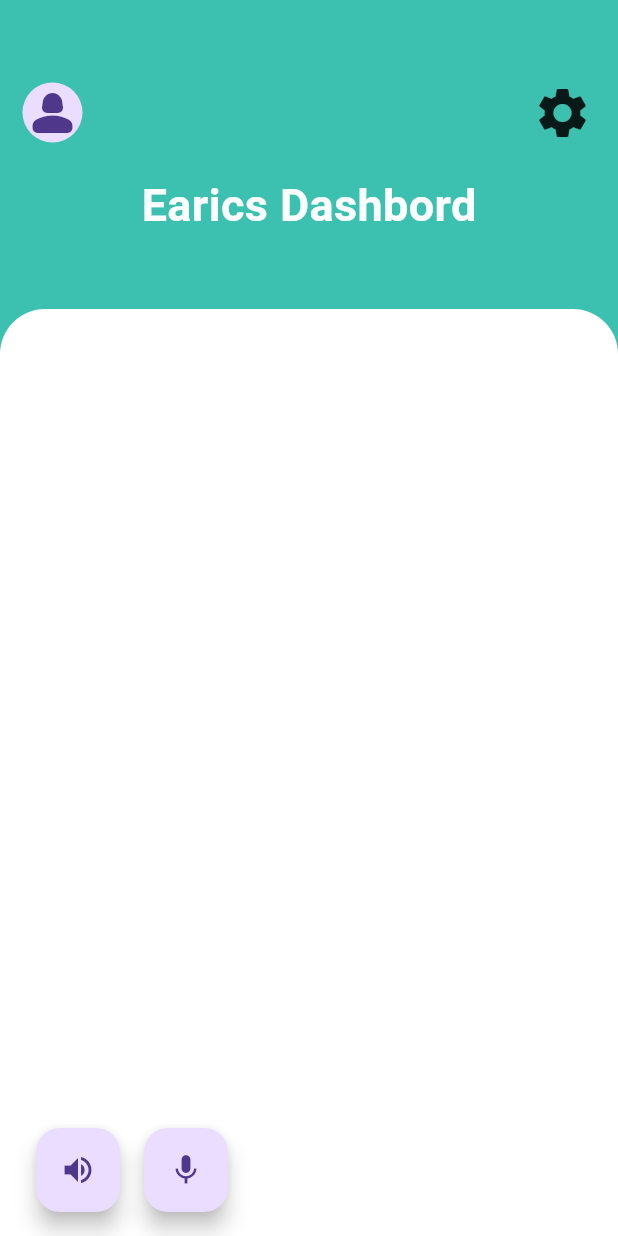
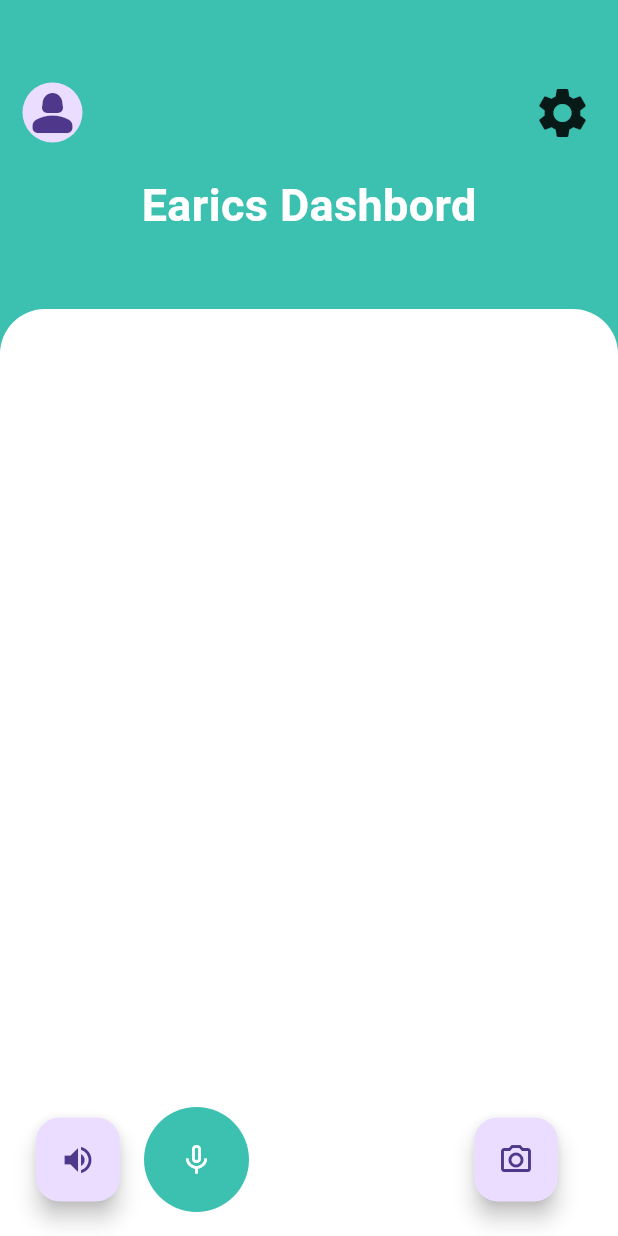
Before and after one commit to uzeking6/earics_project_goole_ai, a Flutter app: the screen it shows after launch, after a tap on "Get Started with earics", after a tap on "Sign Up", after a tap on "I am Deaf / Hard-of-Hearing", on a phone screen of 412 x 824 dp. Run offline on Flutter 3.47's test engine with Material 3 defaults, Android fonts, the light colour scheme and no system bars; drawn by our look-alikes of avatar_glow; our stand-ins replace animated_text_kit, image_picker.

Commit message:
camera updates

```diff
--- a/lib/main.dart
+++ b/lib/main.dart
@@ -1,3 +1,4 @@
+import 'package:firstapp/views/camera.dart';
 import 'package:firstapp/views/choice_screen.dart';
 import 'package:firstapp/views/hard_of_hearing.dart';
 import 'package:firstapp/views/radio_screen.dart';
--- a/lib/views/hard_of_hearing.dart
+++ b/lib/views/hard_of_hearing.dart
@@ -1,3 +1,5 @@
+import 'package:avatar_glow/avatar_glow.dart';
+import 'package:firstapp/views/camera.dart';
 import 'package:firstapp/views/intensity_settings.dart';
 import 'package:firstapp/views/settings.dart';
 import 'package:flutter/cupertino.dart';
@@ -13,7 +15,12 @@ class HardHearing extends StatefulWidget {
 }
 
 class _HardHearingState extends State<HardHearing> {
+  HardHearing speechToText = HardHearing(
+    title: 'speechtotext',
+  );
+
   var height, width;
+  var islistening = false;
 
   @override
   Widget build(BuildContext context) {
@@ -114,6 +121,11 @@ class _HardHearingState extends State<HardHearing> {
                     // width: 500,
                   ),
                   const SizedBox(height: 50),
+                  // const Icon(
+                  //   Icons.close,
+
+                  //   size: 40,
+                  // ),
                 ],
               ),
             ),
@@ -131,9 +143,43 @@ class _HardHearingState extends State<HardHearing> {
             child: Icon(Icons.volume_up),
           ),
           SizedBox(width: 16),
+          AvatarGlow(
+              animate: islistening,
+              duration: Duration(milliseconds: 2000),
+              glowColor: Color.fromRGBO(60, 193, 177, 1),
+              repeat: true,
+              // repeatPauseDuration: Duration(milliseconds: 100),
+              // showTwoGlows:true,
+              child: GestureDetector(
+                onTapDown: (details) {
+                  setState(() {
+                    islistening = true;
+                  });
+                },
+                onTapUp: (details) {
+                  setState(() {
+                    islistening = false;
+                  });
+                },
+                child: CircleAvatar(
+                  backgroundColor: Color.fromRGBO(60, 193, 177, 1),
+                  radius: 35,
+                  child: Icon(islistening ? Icons.mic : Icons.mic_none,
+                      color: Colors.white),
+                ),
+              )),
+          const SizedBox(
+            width: 150,
+          ),
           FloatingActionButton(
-            onPressed: () {},
-            child: Icon(Icons.mic),
+            onPressed: () {
+              Navigator.of(context).push(MaterialPageRoute(
+                builder: (context) {
+                  return Camera();
+                },
+              ));
+            },
+            child: Icon(Icons.camera_alt_outlined),
           ),
         ],
       ),
--- a/lib/views/login_screen.dart
+++ b/lib/views/login_screen.dart
@@ -1,6 +1,7 @@
 import 'package:firstapp/views/register.dart';
 import 'package:flutter/material.dart';
 import 'package:flutter/widgets.dart';
+import 'package:firstapp/room/join_room.dart'; // Import JoinRoom class
 
 import '../models/button.dart';
 
@@ -14,21 +15,18 @@ class loginScreen extends StatefulWidget {
 class _loginScreenState extends State<loginScreen> {
   @override
   Widget build(BuildContext context) {
-    MaterialPageRoute(
-      builder: (context) => const Register(
-        title: 'SplashScreen',
-      ),
-    );
     final double screenHeight = MediaQuery.of(context).size.height;
-    // final double screenWidth = MediaQuery.of(context).size.width;
+
     return Scaffold(
       appBar: AppBar(
         actions: [
           GestureDetector(
             onTap: () {
-              // Navigator.of(context).push(MaterialPageRoute(
-              //   builder: (BuildContext context) => JoinRoom(),
-              // ));
+              //   // Navigate to JoinRoom page
+              Navigator.push(
+                context,
+                MaterialPageRoute(builder: (context) => JoinRoom()),
+              );
             },
             child: Padding(
               padding: const EdgeInsets.symmetric(horizontal: 16),
@@ -45,16 +43,16 @@ class _loginScreenState extends State<loginScreen> {
                       color: Color.fromRGBO(122, 198, 189, 1),
                     ),
                   ),
+                  const SizedBox(width: 5),
                   Icon(
-                    Icons
-                        .arrow_forward, // You can use any arrow icon you prefer
+                    Icons.arrow_forward,
                     color: Color.fromRGBO(122, 198, 189, 1),
-                    size: 20.0, // Adjust the size of the arrow icon as needed
+                    size: 20.0,
                   ),
                 ],
               ),
             ),
-          )
+          ),
         ],
       ),
       backgroundColor: Colors.white,
@@ -69,59 +67,18 @@ class _loginScreenState extends State<loginScreen> {
                 "lib/assets/image.png",
                 height: screenHeight * 0.3,
               ),
-              // SizedBox(height: screenHeight * 0.02),
-              const Text(
-                'Earics',
-                style: TextStyle(
-                  //fontFamily: 'Montserrat',
-                  fontWeight: FontWeight.bold,
-                  fontSize: 32.0,
-                  color: Color.fromRGBO(122, 198, 189, 1),
-                ),
-              ),
-
-              //SizedBox(height: screenHeight * 0.02),
-              const Center(
-                child: Text(
-                  'Fastest communication ',
-                  style: TextStyle(
-                      fontFamily: 'Montserrat',
-                      fontWeight: FontWeight.w500,
-                      fontSize: 20.0,
-                      color: Colors.black),
-                ),
-              ),
-              const Center(
-                child: Text(
-                  'between the deaf and hearing ',
-                  style: TextStyle(
-                      fontFamily: 'Montserrat',
-                      fontWeight: FontWeight.w500,
-                      fontSize: 20.0,
-                      color: Colors.black),
-                ),
-              ),
-              const Center(
-                child: Text(
-                  'people',
-                  style: TextStyle(
-                      fontFamily: 'Montserrat',
-                      fontWeight: FontWeight.w500,
-                      fontSize: 20.0,
-                      color: Colors.black),
-                ),
-              ),
-              const SizedBox(height: 100),
-
+              // ... other UI elements
               Button(
                 text: "Get Started with earics",
                 onPressed: () {
                   Navigator.of(context).pushReplacement(MaterialPageRoute(
                     builder: (BuildContext context) =>
-                            Register(title: 'register')));
+                        Register(title: 'register'),
+                  ));
                 },
                 width: screenHeight * 0.5,
-                  color: Color.fromRGBO(60, 193, 177, 100)),
+                color: Color.fromRGBO(60, 193, 177, 100),
+              ),
             ],
           ),
         ),
--- a/lib/views/register.dart
+++ b/lib/views/register.dart
@@ -9,7 +9,7 @@ class Register extends StatefulWidget {
   const Register({Key? key, required String title}) : super(key: key);
 
   @override
-  State<Register> createState() => _RegisterState();
+  _RegisterState createState() => _RegisterState();
 }
 
 class _RegisterState extends State<Register> {
@@ -17,6 +17,15 @@ class _RegisterState extends State<Register> {
   final _nameController = TextEditingController();
   final _emailController = TextEditingController();
   final passwordController = TextEditingController();
+
+  String? validatePassword(String? value) {
+    if (value!.isEmpty) {
+      return "Please enter a password";
+    } else if (value.length < 6) {
+      return "Password must be at least 6 characters long";
+    }
+    return null;
+  }
 
   String? ValidateEmail(String? email) {
     RegExp emailRegex = RegExp(r'^[\w\.-]+@[\w-]+\.\w{2,3}(\.\w{2,3})?$');
@@ -58,6 +67,7 @@ class _RegisterState extends State<Register> {
         body: SingleChildScrollView(
           // keyboardDismissBehavior: ScrollViewKeyboardDismissBehavior.onDrag,
           child: Form(
+            key: _formKey,
             child: Container(
               padding: EdgeInsets.all(35),
               child: Column(
@@ -100,10 +110,10 @@ class _RegisterState extends State<Register> {
                           borderSide: BorderSide(
                               color: Color.fromRGBO(60, 193, 177, 100))),
                     ),
-                    validator: (name) => name!.length > 3
-                        ? 'Name should be atleast 3 characters'
-                        : null,
-                    autovalidateMode: AutovalidateMode.onUserInteraction,
+                    // validator: (name) => name!.length > 3
+                    //     ? 'Name should be atleast 3 characters'
+                    //     : null,
+                    // autovalidateMode: AutovalidateMode.onUserInteraction,
                   ),
                   SizedBox(height: 10),
                   TextFormField(
--- a/pubspec.yaml
+++ b/pubspec.yaml
@@ -37,6 +37,10 @@ dependencies:
   cupertino_icons: ^1.0.6
   animated_text_kit: ^4.2.2
   url_launcher: ^6.2.6
+  avatar_glow: ^3.0.1
+  image_picker: ^1.1.1
+  permission_handler: ^11.3.1
+
 
 
 
```
Also changed, not shown: lib/room/join_room.dart (+88 -0 lines), lib/views/camera.dart (added, +77 -0 lines), pubspec.lock, 7 other files. Lines whose indentation alone changed are shown as unchanged.
